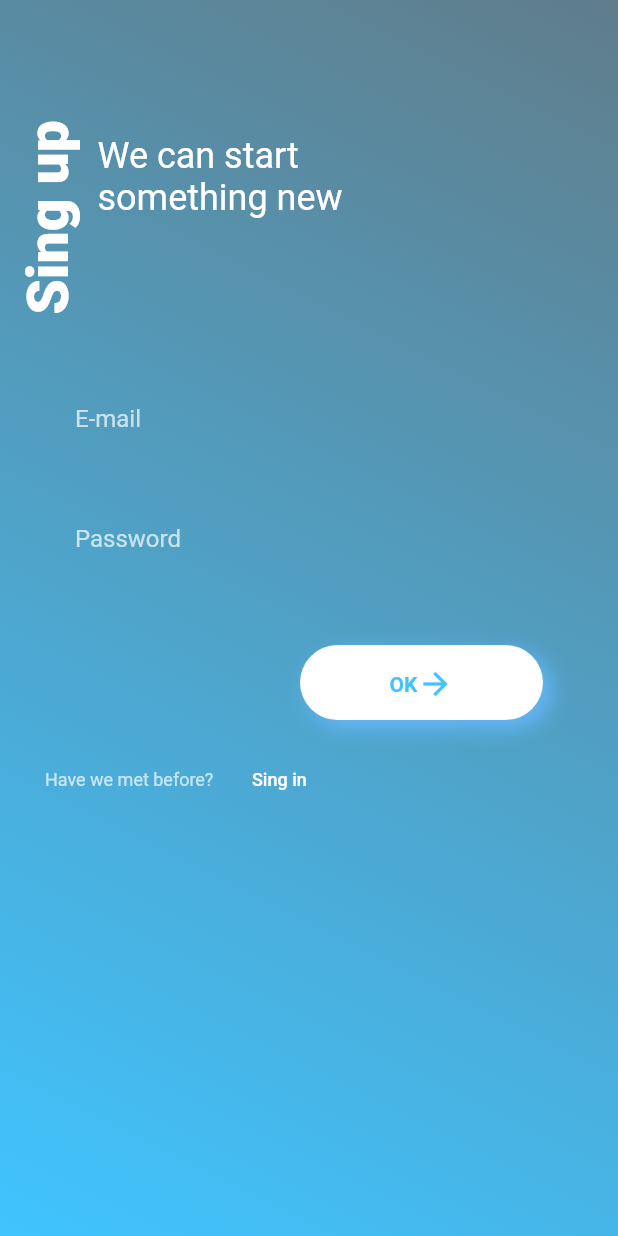
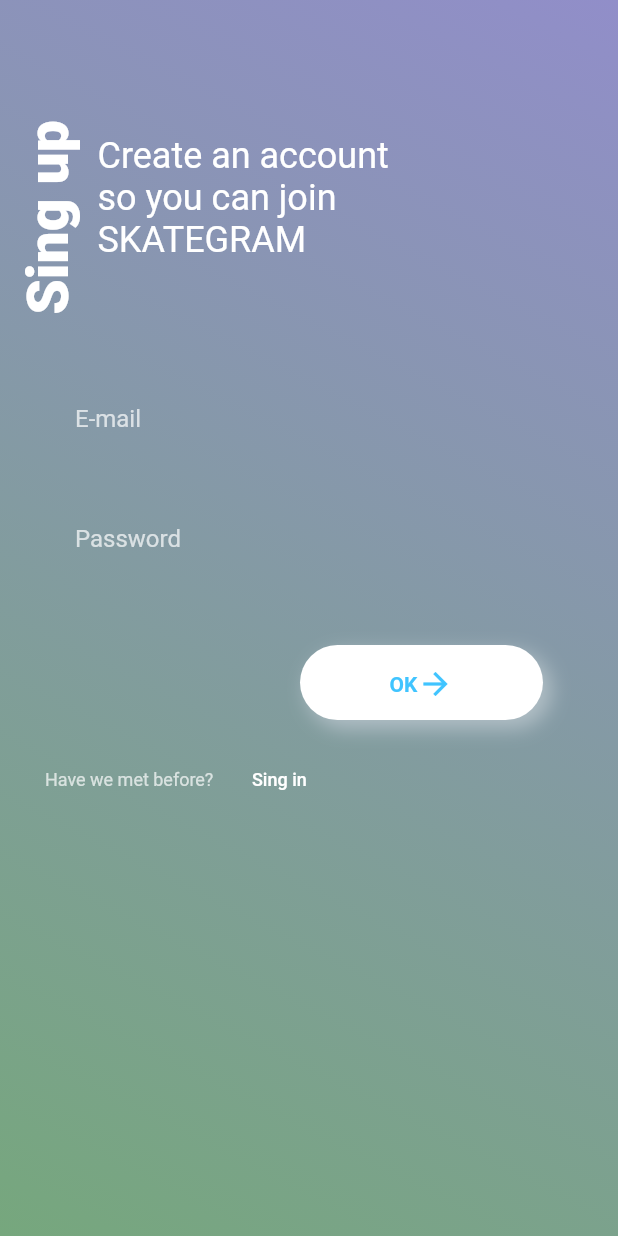
Before and after one commit to soniadragulescu/Thesis-FlutterApp-SkateTricksClassification, a Flutter app: the SignInPage screen opened directly, after a tap on "Sign up", on a phone screen of 412 x 824 dp. Run offline on Flutter 3.47's test engine with Material 2 defaults, Android fonts, the phone set to English and light mode, and no system bars; our stand-ins replace cloud_firestore, firebase_auth, firebase_core, firebase_messaging, firebase_storage, image_picker and 1 more; accounts and stored records are empty; network calls fail.

Commit message:
added notifications when a new video is labeled + new design

```diff
--- a/lib/Pages/newuser.page.dart
+++ b/lib/Pages/newuser.page.dart
@@ -1,3 +1,4 @@
+import 'package:first_flutter_app/Setup/constants.dart';
 import 'package:first_flutter_app/widget/buttonNewUser.dart';
 import 'package:first_flutter_app/widget/newEmail.dart';
 import 'package:first_flutter_app/widget/password.dart';
@@ -23,7 +24,7 @@ class _NewUserState extends State<NewUser> {
           gradient: LinearGradient(
               begin: Alignment.topRight,
               end: Alignment.bottomLeft,
-              colors: [Colors.blueGrey, Colors.lightBlueAccent]),
+              colors: [violet, lightGreen]),
         ),
         child: ListView(
           children: <Widget>[
--- a/lib/Pages/signInPage.dart
+++ b/lib/Pages/signInPage.dart
@@ -1,3 +1,4 @@
+import 'package:first_flutter_app/Setup/constants.dart';
 import 'package:first_flutter_app/widget/button.dart';
 import 'package:first_flutter_app/widget/first.dart';
 import 'package:first_flutter_app/widget/inputEmail.dart';
@@ -19,7 +20,7 @@ class SignInPage extends StatelessWidget {
           gradient: LinearGradient(
               begin: Alignment.topRight,
               end: Alignment.bottomLeft,
-              colors: [Colors.blueGrey, Colors.lightBlueAccent]),
+              colors: [violet, lightGreen]),
         ),
         child: ListView(
           children: <Widget>[
--- a/lib/Setup/constants.dart
+++ b/lib/Setup/constants.dart
@@ -2,9 +2,12 @@ import 'dart:ui';
 
 const String STORAGE_FOLDER = 'videos';
 const String COLLECTION_NAME = 'tricks';
+const String TOPIC = 'thesis';
 const String DEFAULT_LABEL = 'unlabeled';
 const Color coolGrey = const Color(0xff848FA5);
 const Color brickRed = const Color(0xffC14953);
 const Color bone = const Color(0xffE5DCC5);
 const Color dutchWhite = const Color(0xffE8DDB5);
 const Color black = const Color(0xff040F16);
+const Color violet = const Color(0xff918ec9);
+const Color lightGreen = const Color(0xff76a77d);
--- a/lib/authentication_services.dart
+++ b/lib/authentication_services.dart
@@ -1,35 +1,42 @@
 import 'package:firebase_auth/firebase_auth.dart';
-import 'package:flutter/material.dart';
+import 'package:firebase_messaging/firebase_messaging.dart';
 
 class AuthenticationService {
   final FirebaseAuth _firebaseAuth;
   AuthenticationService(this._firebaseAuth);
 
   Stream<User> get authStateChanges => _firebaseAuth.authStateChanges();
+  FirebaseMessaging messaging = FirebaseMessaging.instance;
+
+  Future<void> subscribeTopic(String topic) async {
+    await FirebaseMessaging.instance.subscribeToTopic(topic);
+  }
 
   Future<void> signOut() async {
     await _firebaseAuth.signOut();
   }
 
-  Future<String> signIn({String email, String password}) async{
-    try{
-      var msg = await _firebaseAuth.signInWithEmailAndPassword(email: email, password: password);
+  Future<String> signIn({String email, String password}) async {
+    try {
+      var msg = await _firebaseAuth.signInWithEmailAndPassword(
+          email: email, password: password);
       print('signed in!!!!!!!!!!!!!!!!');
       print(msg);
       return 'Signed in!';
-    }on FirebaseAuthException catch(e){
+    } on FirebaseAuthException catch (e) {
       print(e.code);
       return e.message;
     }
   }
 
-  Future<String> signUp({String email, String password}) async{
-    try{
-      UserCredential result = await _firebaseAuth.createUserWithEmailAndPassword(email: email, password: password);
+  Future<String> signUp({String email, String password}) async {
+    try {
+      UserCredential result = await _firebaseAuth
+          .createUserWithEmailAndPassword(email: email, password: password);
       print(result.user);
       print('signed up with email $email and the password $password');
       return 'Signed up!';
-    }on FirebaseAuthException catch(e){
+    } on FirebaseAuthException catch (e) {
       return e.message;
     }
   }
--- a/lib/core/showAlertDialog.dart
+++ b/lib/core/showAlertDialog.dart
@@ -1,7 +1,7 @@
 import 'package:flutter/cupertino.dart';
 import 'package:flutter/material.dart';
 
-showAlertDialog(BuildContext context, String e) {
+showAlertDialog(BuildContext context, String e, {String title = 'Something went wrong...'}) {
 
   // set up the button
   Widget okButton = TextButton(
@@ -13,7 +13,7 @@ showAlertDialog(BuildContext context, String e) {
 
   // set up the AlertDialog
   AlertDialog alert = AlertDialog(
-    title: Text("Something went wrong..."),
+    title: Text(title),
     content: Text(e),
     actions: [
       okButton,
--- a/lib/widget/button.dart
+++ b/lib/widget/button.dart
@@ -1,3 +1,4 @@
+import 'package:first_flutter_app/Setup/constants.dart';
 import 'package:first_flutter_app/core/showAlertDialog.dart';
 import 'package:flutter/material.dart';
 import 'package:provider/provider.dart';
@@ -35,7 +36,7 @@ class _ButtonLoginState extends State<ButtonLogin> {
         decoration: BoxDecoration(
           boxShadow: [
             BoxShadow(
-              color: Colors.blue[300],
+              color: Colors.blueGrey[200],
               blurRadius: 10.0, // has the effect of softening the shadow
               spreadRadius: 1.0, // has the effect of extending the shadow
               offset: Offset(
@@ -57,6 +58,8 @@ class _ButtonLoginState extends State<ButtonLogin> {
 
             if(response != 'Signed in!'){
               showAlertDialog(context, response);
+            }else{
+              await context.read<AuthenticationService>().subscribeTopic(TOPIC);
             }
 
           },
--- a/lib/widget/buttonNewUser.dart
+++ b/lib/widget/buttonNewUser.dart
@@ -36,7 +36,7 @@ class _ButtonNewUserState extends State<ButtonNewUser> {
         decoration: BoxDecoration(
           boxShadow: [
             BoxShadow(
-              color: Colors.blue[300],
+              color: Colors.blueGrey[200],
               blurRadius: 10.0, // has the effect of softening the shadow
               spreadRadius: 1.0, // has the effect of extending the shadow
               offset: Offset(
--- a/lib/widget/first.dart
+++ b/lib/widget/first.dart
@@ -1,4 +1,5 @@
 import 'package:first_flutter_app/Pages/newuser.page.dart';
+import 'package:first_flutter_app/Setup/constants.dart';
 import 'package:flutter/material.dart';
 
 class FirstTime extends StatefulWidget {
@@ -21,11 +22,13 @@ class _FirstTimeState extends State<FirstTime> {
               'Your first time?',
               style: TextStyle(
                 fontSize: 12,
-                color: Colors.white70,
+                color: bone,
               ),
             ),
-            FlatButton(
-              padding: EdgeInsets.all(0),
+            TextButton(
+              style: ButtonStyle(
+                  padding:
+                      MaterialStateProperty.all<EdgeInsets>(EdgeInsets.all(0))),
               onPressed: () {
                 Navigator.push(context,
                     MaterialPageRoute(builder: (context) => NewUser()));
--- a/lib/widget/textLogin.dart
+++ b/lib/widget/textLogin.dart
@@ -21,7 +21,7 @@ class _TextLoginState extends State<TextLogin> {
             ),
             Center(
               child: Text(
-                'A world of possibility in an app',
+                'Welcome to SKATEGRAM',
                 style: TextStyle(
                   fontSize: 24,
                   color: Colors.white,
--- a/lib/widget/textNew.dart
+++ b/lib/widget/textNew.dart
@@ -21,7 +21,7 @@ class _TextNewState extends State<TextNew> {
             ),
             Center(
               child: Text(
-                'We can start something new',
+                'Create an account so you can join SKATEGRAM',
                 style: TextStyle(
                   fontSize: 24,
                   color: Colors.white,
--- a/pubspec.yaml
+++ b/pubspec.yaml
@@ -36,6 +36,7 @@ dependencies:
   # The following adds the Cupertino Icons font to your application.
   # Use with the CupertinoIcons class for iOS style icons.
   cupertino_icons: ^1.0.2
+  firebase_messaging: ^10.0.0
 
 dev_dependencies:
   flutter_test:
```
Also changed, not shown: lib/Pages/home.dart (+49 -51 lines), lib/Setup/ImagesSlideshowState.dart (+8 -5 lines), pubspec.lock.
